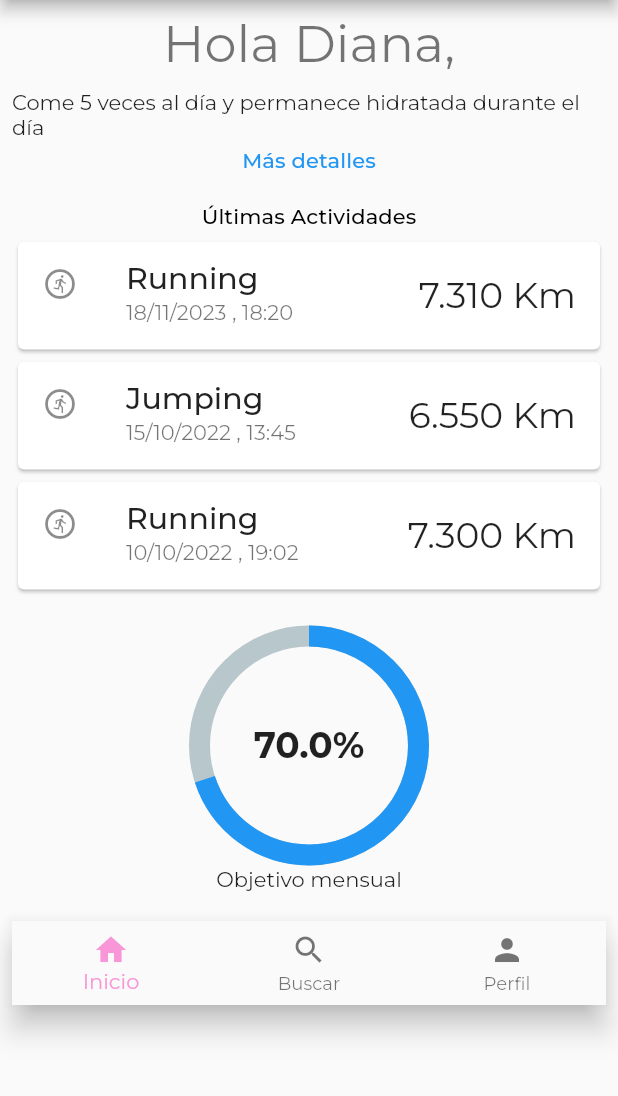
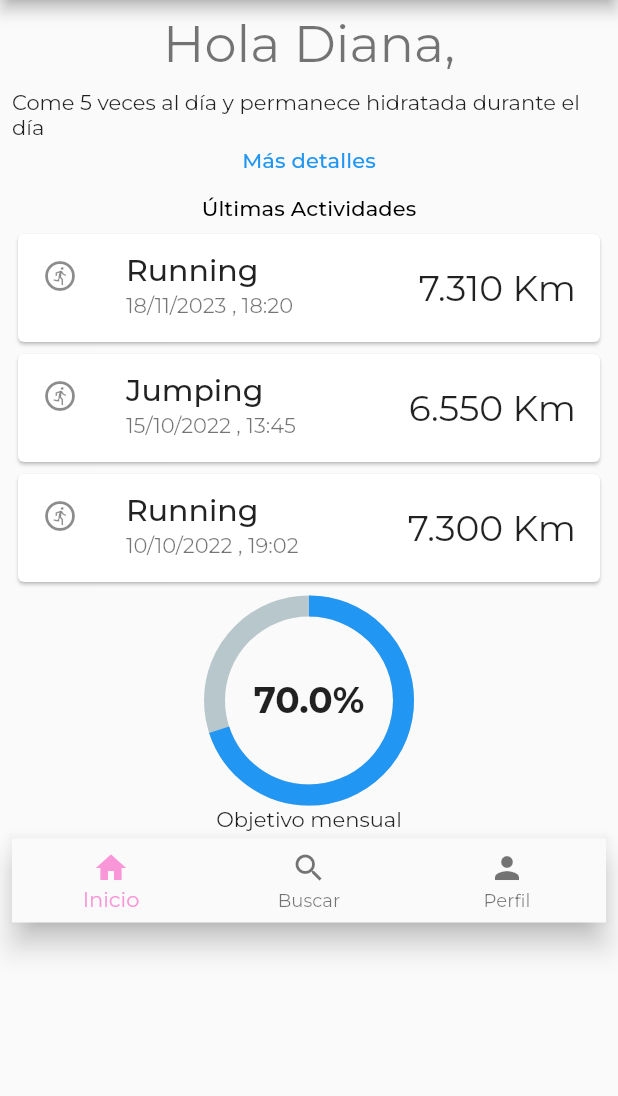
Before and after one commit to angelherrador/activitat_1_3, a Flutter app: the screen it shows after launch, on a phone screen of 412 x 824 dp, the part 84-1180 px from its top. Run offline on Flutter 3.47's test engine with Material 2 defaults, Android fonts, the light colour scheme and no system bars; drawn by our look-alikes of percent_indicator; our stand-ins replace google_fonts; network calls fail.

Commit message:
screen adjustement

```diff
--- a/lib/screens/home_page.dart
+++ b/lib/screens/home_page.dart
@@ -63,7 +63,6 @@ class HomePage extends StatelessWidget {
               children: [
                 Text(
                   "Hola Diana,",
-                  textAlign: TextAlign.left,
                   style: Theme.of(context).textTheme.headlineMedium,
                 ),
                 const SizedBox(height: 10),
@@ -78,7 +77,7 @@ class HomePage extends StatelessWidget {
                       .copyWith(color: Colors.blue),
                   textAlign: TextAlign.right,
                 ),
-                const SizedBox(height: 20),
+                const SizedBox(height: 15),
                 Text("Últimas Actividades",
                     style: Theme.of(context).textTheme.titleSmall),
                 const SizedBox(height: 5),
@@ -99,9 +98,9 @@ class HomePage extends StatelessWidget {
                       ],
                     ),
                   ),
-                const SizedBox(height: 20),
+                const SizedBox(height: 5),
                 CircularPercentIndicator(
-                  radius: 80.0,
+                  radius: 70.0,
                   lineWidth: 14.0,
                   percent: 0.7,
                   center: const Text(
@@ -113,7 +112,7 @@ class HomePage extends StatelessWidget {
                   animation: true,
                   animationDuration: 1200,
                 ),
-                const SizedBox(height: 20),
+                const SizedBox(height: 5),
                 BottomNavigationBar(
                   items: const <BottomNavigationBarItem>[
                     BottomNavigationBarItem(
--- a/lib/screens/profile_page.dart
+++ b/lib/screens/profile_page.dart
@@ -9,8 +9,8 @@ class ProfilePage extends StatefulWidget {
 }
 
 class _ProfilePageState extends State<ProfilePage> {
-  double sliderValueHeight = 180;
-  double sliderValueWeight = 70;
+  double sliderValueHeight = 150;
+  double sliderValueWeight = 50;
 
   @override
   Widget build(BuildContext context) {
@@ -125,7 +125,7 @@ Column _buildColumn(IconData icon, String label, String plus) {
       Container(
         padding: const EdgeInsets.fromLTRB(10, 10, 10, 10),
         decoration: const BoxDecoration(
-          color: Colors.purple,
+          color: Color(0xFF724CF9),
           borderRadius: BorderRadius.all(Radius.circular(8)),
         ),
         child: Column(
```
